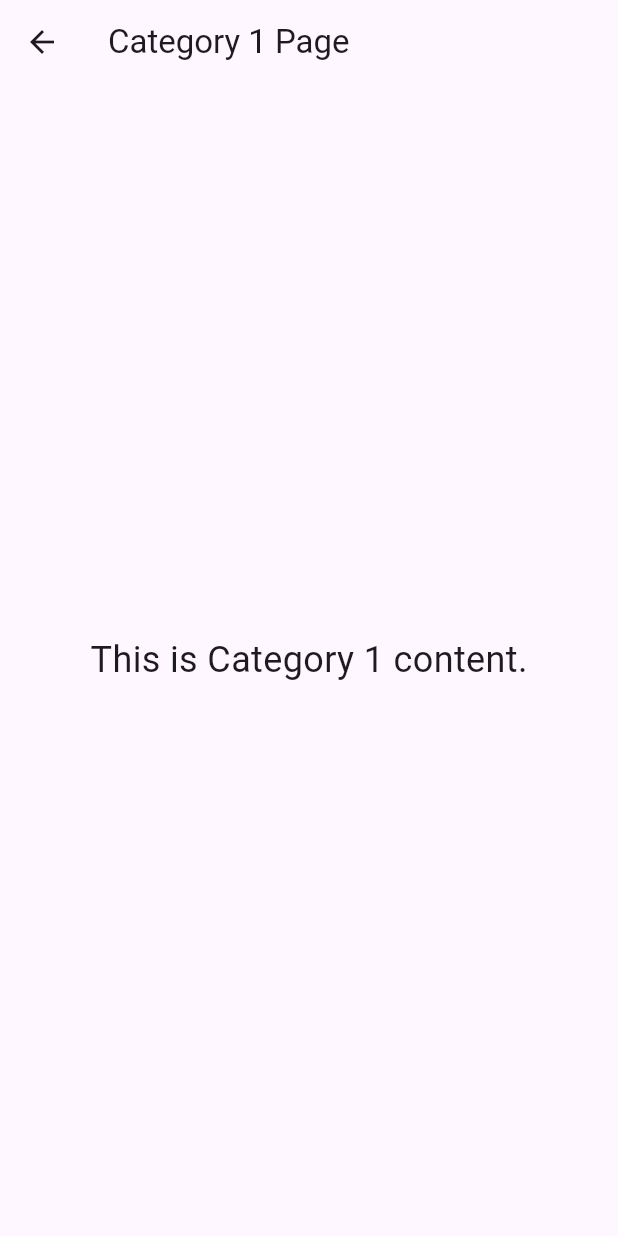
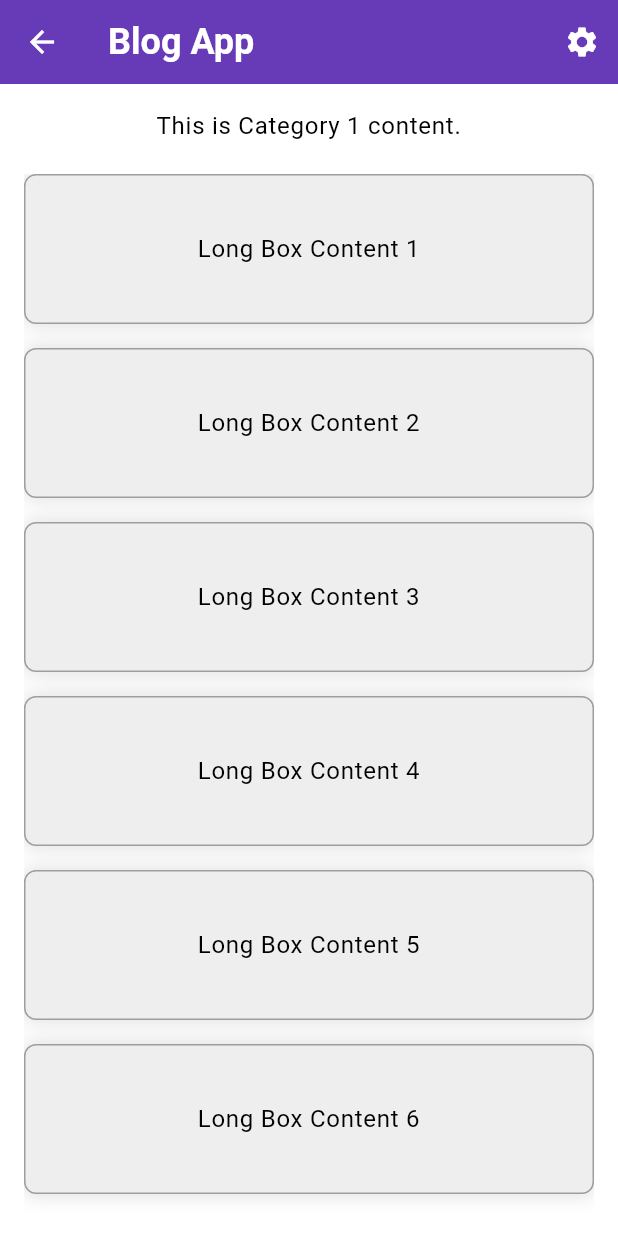
Before and after one commit to gmandroroshe/Blog-App-Using-Flutter, a Flutter app: the screen it shows after launch, after a tap on "Category 1", on a phone screen of 412 x 824 dp. Run offline on Flutter 3.47's test engine with Material 3 defaults, Android fonts, the phone set to English and light mode, and no system bars.

Commit message:
App Ui Update

```diff
--- a/blogapp/lib/Category1Page.dart
+++ b/blogapp/lib/Category1Page.dart
@@ -14,6 +14,13 @@ class Category1Page extends StatelessWidget {
             fontWeight: FontWeight.bold,
           ),
         ),
+        leading: IconButton(
+          icon: Icon(Icons.arrow_back),
+          color: Colors.white,
+          onPressed: () {
+            Navigator.of(context).pop(); // Navigate back to previous screen
+          },
+        ),
         actions: [
           IconButton(
             icon: Icon(Icons.settings),
@@ -23,16 +30,6 @@ class Category1Page extends StatelessWidget {
             },
           ),
         ],
-      ),
-      body: Scaffold(
-        appBar: AppBar(
-          title: Text('Category 1 Page'),
-          leading: IconButton(
-            icon: Icon(Icons.arrow_back),
-            onPressed: () {
-              Navigator.of(context).pop(); // Navigate back to previous screen
-            },
-          ),
       ),
       body: Padding(
         padding: const EdgeInsets.all(16.0),
@@ -59,7 +56,6 @@ class Category1Page extends StatelessWidget {
           ],
         ),
       ),
-      ),
     );
   }
 
--- a/blogapp/lib/main.dart
+++ b/blogapp/lib/main.dart
@@ -1,4 +1,5 @@
 import 'package:flutter/material.dart';
+import 'settings_page.dart'; // Import the settings page
 
 void main() {
   runApp(MyApp());
@@ -8,10 +9,25 @@ class MyApp extends StatelessWidget {
   @override
   Widget build(BuildContext context) {
     return MaterialApp(
+      debugShowCheckedModeBanner: false,
+      theme: ThemeData(
+        primaryColor: Colors.deepPurple,
+        colorScheme: ColorScheme.fromSwatch().copyWith(
+          secondary: Colors.deepPurpleAccent,
+        ),
+        textTheme: TextTheme(
+          bodyLarge: TextStyle(color: Colors.black, fontSize: 16.0),
+          bodyMedium: TextStyle(color: Colors.black54, fontSize: 14.0),
+          titleLarge: TextStyle(
+              color: Colors.white, fontSize: 24.0, fontWeight: FontWeight.bold),
+        ),
+      ),
       home: HomePage(), // Use a separate widget for home page content
       routes: {
         '/category1': (context) =>
             Category1Page(), // Define route for Category1Page
+        '/settings': (context) =>
+            SettingsPage(), // Define route for SettingsPage
       },
     );
   }
@@ -22,21 +38,17 @@ class HomePage extends StatelessWidget {
   Widget build(BuildContext context) {
     return Scaffold(
       appBar: AppBar(
-        backgroundColor: Colors.deepPurple,
+        backgroundColor: Theme.of(context).primaryColor,
         title: Text(
-          'Blog App',
-          style: TextStyle(
-            color: Colors.white,
-            fontSize: 24.0,
-            fontWeight: FontWeight.bold,
-          ),
+          'Tech Blog',
+          style: Theme.of(context).textTheme.titleLarge,
         ),
         actions: [
           IconButton(
             icon: Icon(Icons.settings),
             color: Colors.white,
             onPressed: () {
-              // Add your settings action here
+              Navigator.pushNamed(context, '/settings');
             },
           ),
         ],
@@ -60,7 +72,7 @@ class HomePage extends StatelessWidget {
                 itemBuilder: (context, index) {
                   return Padding(
                     padding: const EdgeInsets.only(bottom: 16.0),
-                    child: buildLongBox('Long Box Content ${index + 1}'),
+                    child: LongBox(text: 'Long Box Content ${index + 1}'),
                   );
                 },
               ),
@@ -83,6 +95,8 @@ class HomePage extends StatelessWidget {
       child: Column(
         children: [
           buildCategoryCircle(category),
+          SizedBox(height: 8.0),
+          Text(category, style: Theme.of(context).textTheme.bodyMedium),
         ],
       ),
     );
@@ -90,41 +104,59 @@ class HomePage extends StatelessWidget {
 
   Widget buildCategoryCircle(String text) {
     return Container(
-      width: 100.0,
-      height: 100.0,
+      width: 80.0,
+      height: 80.0,
       decoration: BoxDecoration(
         color: Colors.deepPurple,
         shape: BoxShape.circle,
+        boxShadow: [
+          BoxShadow(
+            color: Colors.black12,
+            blurRadius: 10.0,
+            spreadRadius: 1.0,
+          ),
+        ],
       ),
       child: Center(
         child: Text(
           text,
           style: TextStyle(
             color: Colors.white,
-            fontSize: 16.0,
+            fontSize: 14.0,
           ),
           textAlign: TextAlign.center,
         ),
       ),
     );
   }
+}
 
-  Widget buildLongBox(String text) {
+class LongBox extends StatelessWidget {
+  final String text;
+
+  LongBox({required this.text});
+
+  @override
+  Widget build(BuildContext context) {
     return Container(
       width: double.infinity,
       height: 100.0,
       decoration: BoxDecoration(
         color: Colors.grey[200],
-        border: Border.all(color: const Color.fromARGB(255, 158, 158, 158)),
+        border: Border.all(color: Colors.grey),
         borderRadius: BorderRadius.circular(8.0),
+        boxShadow: [
+          BoxShadow(
+            color: Colors.black12,
+            blurRadius: 10.0,
+            spreadRadius: 1.0,
+          ),
+        ],
       ),
       child: Center(
         child: Text(
           text,
-          style: TextStyle(
-            color: Colors.black,
-            fontSize: 16.0,
-          ),
+          style: Theme.of(context).textTheme.bodyLarge,
           textAlign: TextAlign.center,
         ),
       ),
@@ -137,12 +169,51 @@ class Category1Page extends StatelessWidget {
   Widget build(BuildContext context) {
     return Scaffold(
       appBar: AppBar(
-        title: Text('Category 1 Page'),
+        backgroundColor: Theme.of(context).primaryColor,
+        title: Text(
+          'Blog App',
+          style: Theme.of(context).textTheme.titleLarge,
+        ),
+        leading: IconButton(
+          icon: Icon(Icons.arrow_back),
+          color: Colors.white,
+          onPressed: () {
+            Navigator.of(context).pop(); // Navigate back to previous screen
+          },
+        ),
+        actions: [
+          IconButton(
+            icon: Icon(Icons.settings),
+            color: Colors.white,
+            onPressed: () {
+              Navigator.pushNamed(context, '/settings');
+            },
+          ),
+        ],
       ),
-      body: Center(
-        child: Text(
-          'This is Category 1 content.',
-          style: TextStyle(fontSize: 24.0),
+      body: Padding(
+        padding: const EdgeInsets.all(16.0),
+        child: Column(
+          crossAxisAlignment: CrossAxisAlignment.stretch,
+          children: [
+            Text(
+              'This is Category 1 content.',
+              style: Theme.of(context).textTheme.bodyLarge,
+              textAlign: TextAlign.center,
+            ),
+            SizedBox(height: 20.0),
+            Expanded(
+              child: ListView.builder(
+                itemCount: 10,
+                itemBuilder: (context, index) {
+                  return Padding(
+                    padding: const EdgeInsets.only(bottom: 16.0),
+                    child: LongBox(text: 'Long Box Content ${index + 1}'),
+                  );
+                },
+              ),
+            ),
+          ],
         ),
       ),
     );
--- /dev/null
+++ b/blogapp/lib/settings_page.dart
@@ -0,0 +1,26 @@
+import 'package:flutter/material.dart';
+
+class SettingsPage extends StatelessWidget {
+  @override
+  Widget build(BuildContext context) {
+    return Scaffold(
+      appBar: AppBar(
+        backgroundColor: Colors.deepPurple,
+        title: Text(
+          'Settings',
+          style: TextStyle(
+            color: Colors.white,
+            fontSize: 24.0,
+            fontWeight: FontWeight.bold,
+          ),
+        ),
+      ),
+      body: Center(
+        child: Text(
+          'Settings Page Content',
+          style: TextStyle(fontSize: 24.0),
+        ),
+      ),
+    );
+  }
+}
--- a/blogapp/pubspec.yaml
+++ b/blogapp/pubspec.yaml
@@ -2,7 +2,7 @@ name: blogapp
 description: "A new Flutter project."
 # The following line prevents the package from being accidentally published to
 # pub.dev using `flutter pub publish`. This is preferred for private packages.
-publish_to: 'none' # Remove this line if you wish to publish to pub.dev
+publish_to: "none" # Remove this line if you wish to publish to pub.dev
 
 # The following defines the version and build number for your application.
 # A version number is three numbers separated by dots, like 1.2.43
@@ -19,7 +19,7 @@ publish_to: 'none' # Remove this line if you wish to publish to pub.dev
 version: 1.0.0+1
 
 environment:
-  sdk: '>=3.4.3 <4.0.0'
+  sdk: ">=3.4.3 <4.0.0"
 
 # Dependencies specify other packages that your package needs in order to work.
 # To automatically upgrade your package dependencies to the latest versions
@@ -30,7 +30,6 @@ environment:
 dependencies:
   flutter:
     sdk: flutter
-
 
   # The following adds the Cupertino Icons font to your application.
   # Use with the CupertinoIcons class for iOS style icons.
@@ -52,7 +51,6 @@ dev_dependencies:
 
 # The following section is specific to Flutter packages.
 flutter:
-
   # The following line ensures that the Material Icons font is
   # included with your application, so that you can use the icons in
   # the material Icons class.
```
Lines whose indentation alone changed are shown as unchanged.
